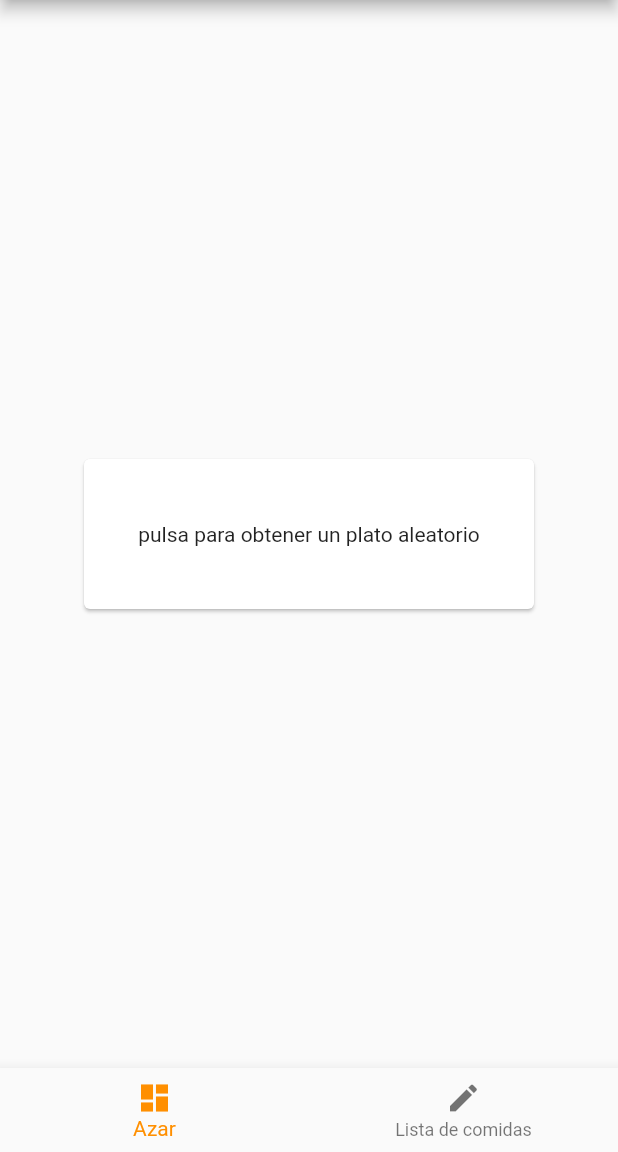
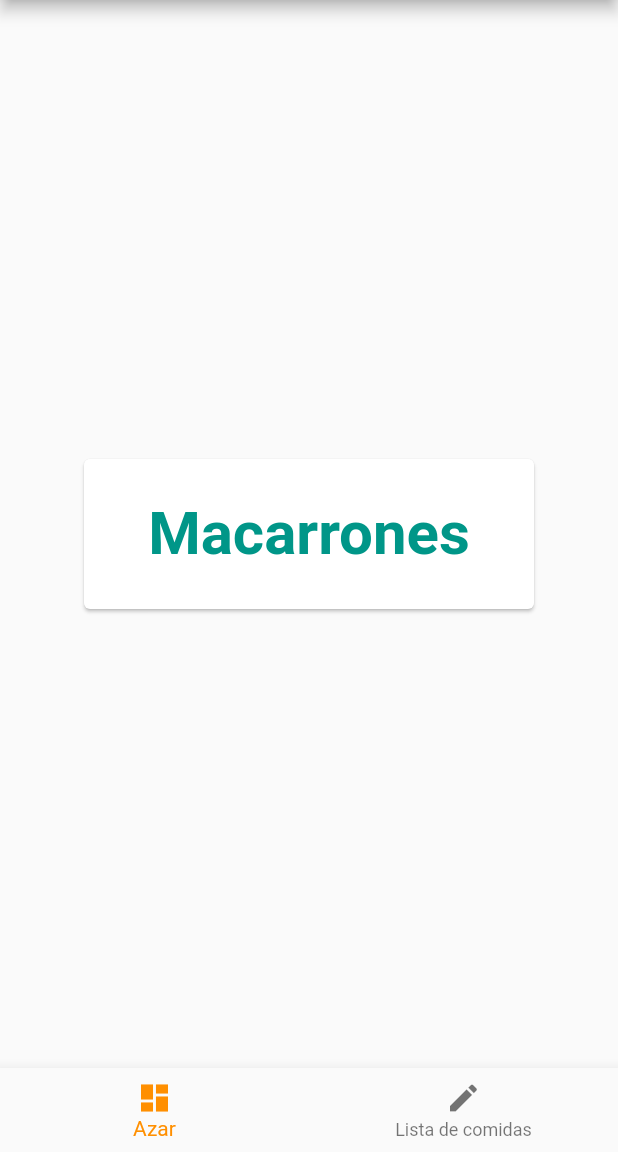
Before and after one commit to Pablojimenezugr/que-comemos, a Flutter app: the screen it shows after launch, after a tap on "pulsa para obtener un plato aleatorio", on a phone screen of 412 x 824 dp, the part 84-1236 px from its top. Run offline on Flutter 3.47's test engine with Material 2 defaults, Android fonts, the phone set to English and light mode, and no system bars.

Commit message:
fin UI principal

```diff
--- a/lib/Pages/Principal.dart
+++ b/lib/Pages/Principal.dart
@@ -69,10 +69,15 @@ class Primer extends StatefulWidget {
 
 class _PrimerState extends State<Primer> {
   String sms;
+  Text txt_rdn;
+  TextStyle estiloSeleccionado;
 
   @override
   void initState() {
     sms = "pulsa para obtener un plato aleatorio";
+    txt_rdn = Text(this.sms, textAlign: TextAlign.center);
+    estiloSeleccionado = TextStyle(
+        fontSize: 40, color: Colors.teal, fontWeight: FontWeight.bold);
     super.initState();
   }
 
@@ -82,16 +87,21 @@ class _PrimerState extends State<Primer> {
       child: InkWell(
         splashColor: Colors.blue,
         onTap: () {
-          sms = Platos().getRandomComida().nombre;
+          setState(() {
+            sms = Platos().getRandomComida().nombre;
+            txt_rdn = Text(
+              this.sms,
+              textAlign: TextAlign.center,
+              style: this.estiloSeleccionado,
+            );
+          });
         },
         child: Container(
           width: 300,
           height: 100,
           child: Center(
-              child: Text(
-            sms,
-            textAlign: TextAlign.center,
-          )),
+            child: txt_rdn,
+          ),
         ),
       ),
     );
```
